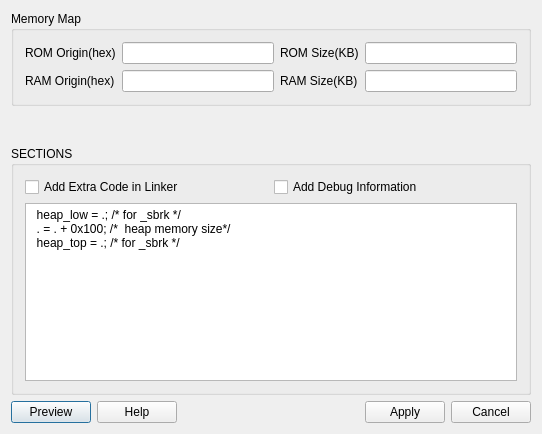
Old version of the form Editor/MainApplication/LinkerConfigDialog.ui in the repository sanjuchopracool/Arm-Ide.
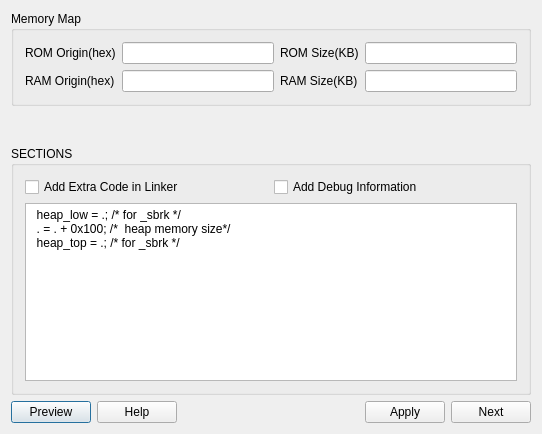
New version of the form.

Commit message: MAde some changes in ui and replaced cancel button with next, if the file does not exis(first time setup) it will create otherwise it will skip any changes to linker or startup file

The edit to the form file:
```diff
--- a/Editor/MainApplication/LinkerConfigDialog.ui
+++ b/Editor/MainApplication/LinkerConfigDialog.ui
@@ -147,7 +147,7 @@
      <item>
       <widget class="QPushButton" name="pbCancel">
        <property name="text">
-        <string>Cancel</string>
+        <string>Next</string>
        </property>
       </widget>
      </item>
```
Left out of the diff: 2 changed lines with no effect on the pictures. The commit also changes 6 other files.
